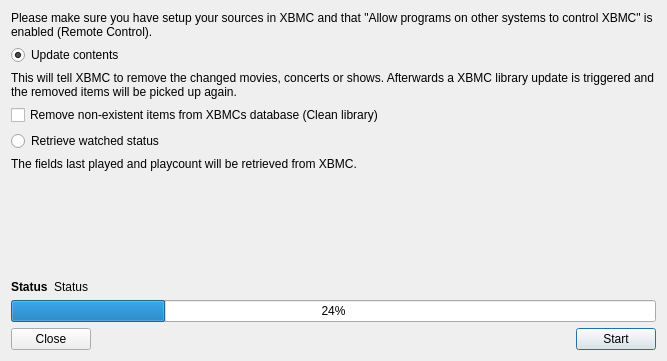
First picture: the form in xbmc/XbmcSync.ui, repository Komet/MediaElch, before the edit.
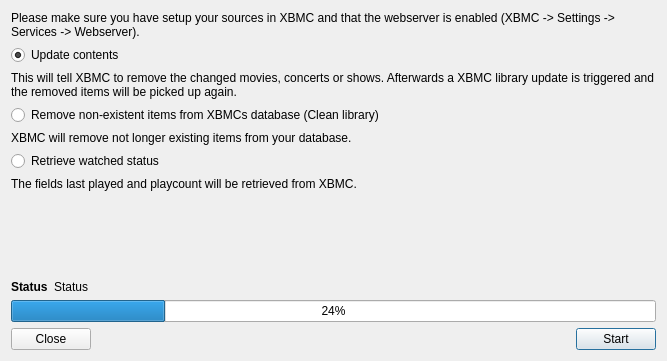
Second picture: the form after the edit.

Patch:
```diff
--- a/xbmc/XbmcSync.ui
+++ b/xbmc/XbmcSync.ui
@@ -23,7 +23,7 @@
    <item>
     <widget class="QLabel" name="label_5">
      <property name="text">
-      <string>Please make sure you have setup your sources in XBMC and that &quot;Allow programs on other systems to control XBMC&quot; is enabled (Remote Control).</string>
+      <string>Please make sure you have setup your sources in XBMC and that the webserver is enabled (XBMC -&gt; Settings -&gt; Services -&gt; Webserver).</string>
      </property>
      <property name="wordWrap">
       <bool>true</bool>
@@ -51,12 +51,19 @@
     </widget>
    </item>
    <item>
-    <widget class="QCheckBox" name="chkClean">
+    <widget class="QRadioButton" name="radioClean">
      <property name="text">
       <string>Remove non-existent items from XBMCs database (Clean library)</string>
      </property>
     </widget>
    </item>
+   <item>
+    <widget class="QLabel" name="labelClean">
+     <property name="text">
+      <string>XBMC will remove not longer existing items from your database.</string>
+     </property>
+    </widget>
+   </item>
    <item>
     <widget class="QRadioButton" name="radioGetWatched">
      <property name="text">
```
